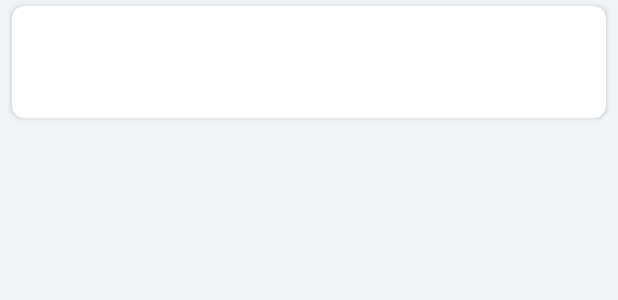
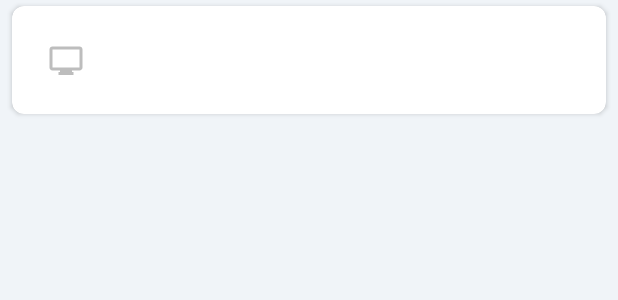
Before and after one commit to deivison-nog/live77, an Android app: the layout item_channel.xml on its own in the app's theme, with its tools: preview values and no code run, on a phone screen of 412 x 824 dp. Shown: the top 300 px of the screen. Run offline under Robolectric (Android 15) with nearby library versions, the phone set to English and light mode, and no system bars; network calls fail.

Commit message:
feat: VLC player, fullscreen, channel name overlay with auto-hide, channel logos with Glide
Agent-Logs-Url: https://github.com/deivison-nog/live77/sessions/59a06386-7a2c-4c42-b5d0-8a183c725b25

Co-authored-by: deivison-nog <77868616+deivison-nog@users.noreply.github.com>

```diff
--- a/app/src/main/java/com/info85/live77/ui/channels/ChannelListActivity.kt
+++ b/app/src/main/java/com/info85/live77/ui/channels/ChannelListActivity.kt
@@ -89,7 +89,7 @@ class ChannelListActivity : AppCompatActivity() {
         }
         adapter.submitList(filtered)
         binding.recyclerView.visibility = if (filtered.isNotEmpty()) View.VISIBLE else View.GONE
-        if (filtered.isEmpty() && viewModel.error.value == null && !viewModel.loading.value!!) {
+        if (filtered.isEmpty() && viewModel.error.value == null && viewModel.loading.value != true) {
             binding.tvEmpty.visibility = View.VISIBLE
         } else {
             binding.tvEmpty.visibility = View.GONE
--- /dev/null
+++ b/app/src/main/res/drawable/ic_channel_placeholder.xml
@@ -0,0 +1,10 @@
+<?xml version="1.0" encoding="utf-8"?>
+<vector xmlns:android="http://schemas.android.com/apk/res/android"
+    android:width="24dp"
+    android:height="24dp"
+    android:viewportWidth="24"
+    android:viewportHeight="24">
+    <path
+        android:fillColor="#BDBDBD"
+        android:pathData="M21,3H3C1.89,3 1,3.89 1,5v12c0,1.1 0.89,2 2,2h5v1H7v2h10v-2h-1v-1h5c1.1,0 2,-0.9 2,-2V5C23,3.89 22.1,3 21,3zM21,17H3V5h18V17z" />
+</vector>
--- a/app/src/main/res/layout/item_channel.xml
+++ b/app/src/main/res/layout/item_channel.xml
@@ -12,8 +12,26 @@
     <LinearLayout
         android:layout_width="match_parent"
         android:layout_height="wrap_content"
-        android:orientation="vertical"
-        android:padding="16dp">
+        android:gravity="center_vertical"
+        android:orientation="horizontal"
+        android:padding="12dp">
+
+        <!-- Channel logo -->
+        <ImageView
+            android:id="@+id/ivChannelLogo"
+            android:layout_width="48dp"
+            android:layout_height="48dp"
+            android:contentDescription="@string/cd_channel_logo"
+            android:scaleType="centerInside"
+            android:src="@drawable/ic_channel_placeholder" />
+
+        <!-- Channel name and group -->
+        <LinearLayout
+            android:layout_width="0dp"
+            android:layout_height="wrap_content"
+            android:layout_marginStart="12dp"
+            android:layout_weight="1"
+            android:orientation="vertical">
 
             <TextView
                 android:id="@+id/tvChannelName"
@@ -32,4 +50,6 @@
 
         </LinearLayout>
 
+    </LinearLayout>
+
 </androidx.cardview.widget.CardView>
--- a/app/src/main/res/values/strings.xml
+++ b/app/src/main/res/values/strings.xml
@@ -11,4 +11,6 @@
     <string name="error_invalid_credentials">Login ou senha inválidos</string>
     <string name="error_network">Erro de rede: %s</string>
     <string name="error_playback">Erro ao reproduzir: %s</string>
+    <string name="cd_play_pause">Reproduzir / Pausar</string>
+    <string name="cd_channel_logo">Logo do canal</string>
 </resources>
--- a/settings.gradle.kts
+++ b/settings.gradle.kts
@@ -10,6 +10,7 @@ dependencyResolutionManagement {
     repositories {
         google()
         mavenCentral()
+        maven { url = uri("https://maven.videolan.org/") }
     }
 }
 rootProject.name = "Live77"
```
Also changed, not shown: app/build.gradle.kts (+5 -4 lines), app/src/main/java/com/info85/live77/ui/channels/ChannelAdapter.kt (+16 -0 lines), app/src/main/java/com/info85/live77/ui/player/PlayerActivity.kt (+108 -31 lines), app/src/main/res/drawable/ic_pause.xml (added, +10 -0 lines), app/src/main/res/drawable/ic_play.xml (added, +10 -0 lines), app/src/main/res/layout/activity_player.xml (+36 -28 lines). Lines whose indentation alone changed are shown as unchanged.
